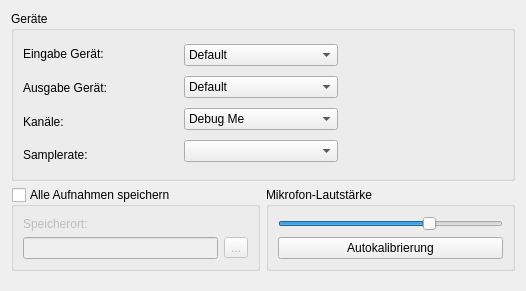
Before: the Qt Designer form ui/soundsettingsdlg.ui in KDE/simon, drawn with Qt 5.
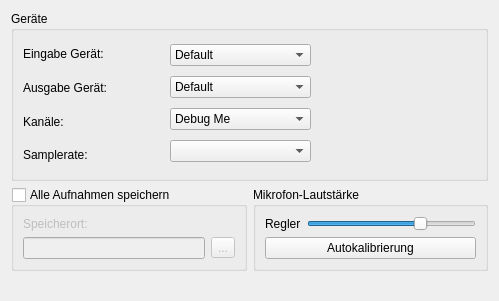
After: the same form once the commit is applied. Icons and pictures are not drawn. Custom widgets are drawn as their Qt base class.

```diff
--- a/ui/soundsettingsdlg.ui
+++ b/ui/soundsettingsdlg.ui
@@ -5,8 +5,8 @@
    <rect>
     <x>0</x>
     <y>0</y>
-    <width>526</width>
-    <height>291</height>
+    <width>496</width>
+    <height>301</height>
    </rect>
   </property>
   <property name="windowTitle" >
@@ -218,7 +218,19 @@
        </property>
        <layout class="QVBoxLayout" >
         <item>
-         <widget class="QSlider" name="hsMic" >
+         <layout class="QHBoxLayout" >
+          <item>
+           <widget class="QLabel" name="lbAdjuster" >
+            <property name="text" >
+             <string>Regler</string>
+            </property>
+            <property name="buddy" >
+             <cstring>hsMic</cstring>
+            </property>
+           </widget>
+          </item>
+          <item>
+           <widget class="SimonSlider" name="hsMic" >
           <property name="value" >
            <number>68</number>
           </property>
@@ -230,6 +242,8 @@
           </property>
          </widget>
         </item>
+         </layout>
+        </item>
         <item>
          <widget class="QPushButton" name="pbAutoCalibrate" >
           <property name="text" >
@@ -249,14 +263,32 @@
      </property>
      <property name="sizeHint" >
       <size>
-       <width>20</width>
-       <height>40</height>
+       <width>477</width>
+       <height>16</height>
       </size>
      </property>
     </spacer>
    </item>
   </layout>
  </widget>
+ <customwidgets>
+  <customwidget>
+   <class>SimonComboBox</class>
+   <extends>QComboBox</extends>
+   <header>simoncombobox.h</header>
+  </customwidget>
+  <customwidget>
+   <class>SimonGroupBox</class>
+   <extends>QGroupBox</extends>
+   <header>simongroupbox.h</header>
+   <container>1</container>
+  </customwidget>
+  <customwidget>
+   <class>SimonSlider</class>
+   <extends>QSlider</extends>
+   <header>simonslider.h</header>
+  </customwidget>
+ </customwidgets>
  <resources>
   <include location="../simon.qrc" />
  </resources>
```
Left out of the diff: 22 changed lines with no effect on the pictures. Lines whose indentation alone changed are shown as unchanged.
